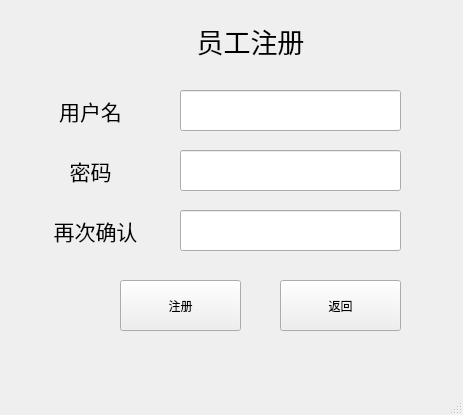
Old version of the form item/Supermarket_management_system/new_staff.ui in the repository hewei-bit/QT-Learing.
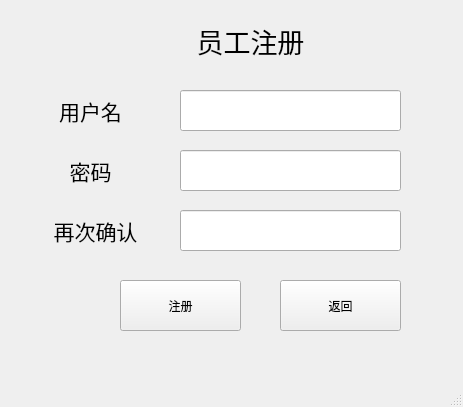
New version of the form. Icons and pictures are not drawn.

Diff of the .ui file:
```diff
--- a/item/Supermarket_management_system/new_staff.ui
+++ b/item/Supermarket_management_system/new_staff.ui
@@ -7,7 +7,7 @@
     <x>0</x>
     <y>0</y>
     <width>463</width>
-    <height>415</height>
+    <height>407</height>
    </rect>
   </property>
   <property name="windowTitle">
```
Left out of the diff: 2 changed lines with no effect on the pictures.
